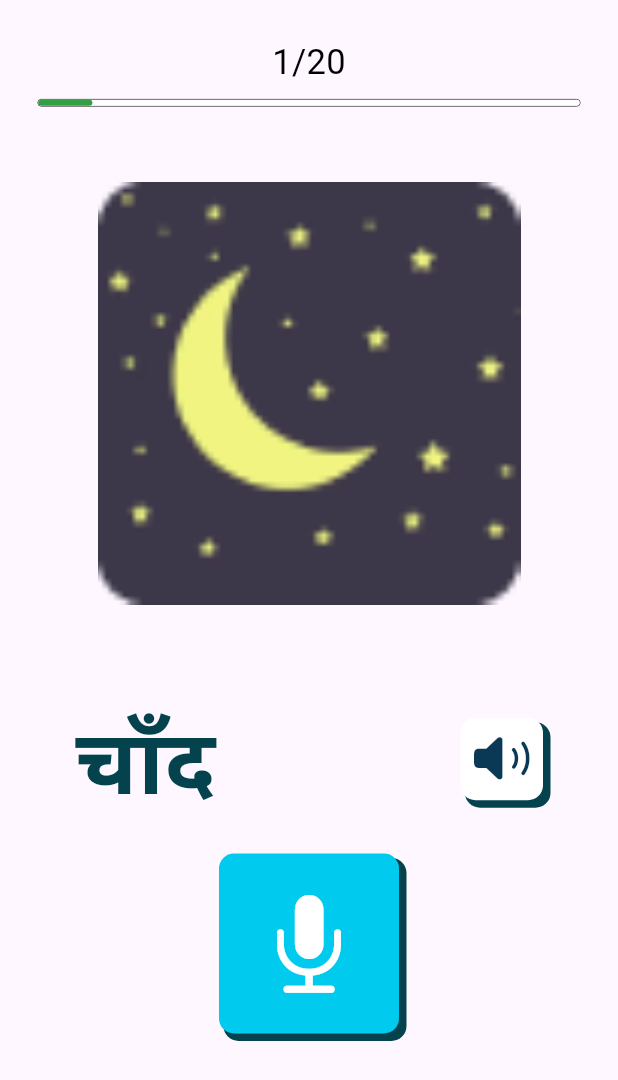
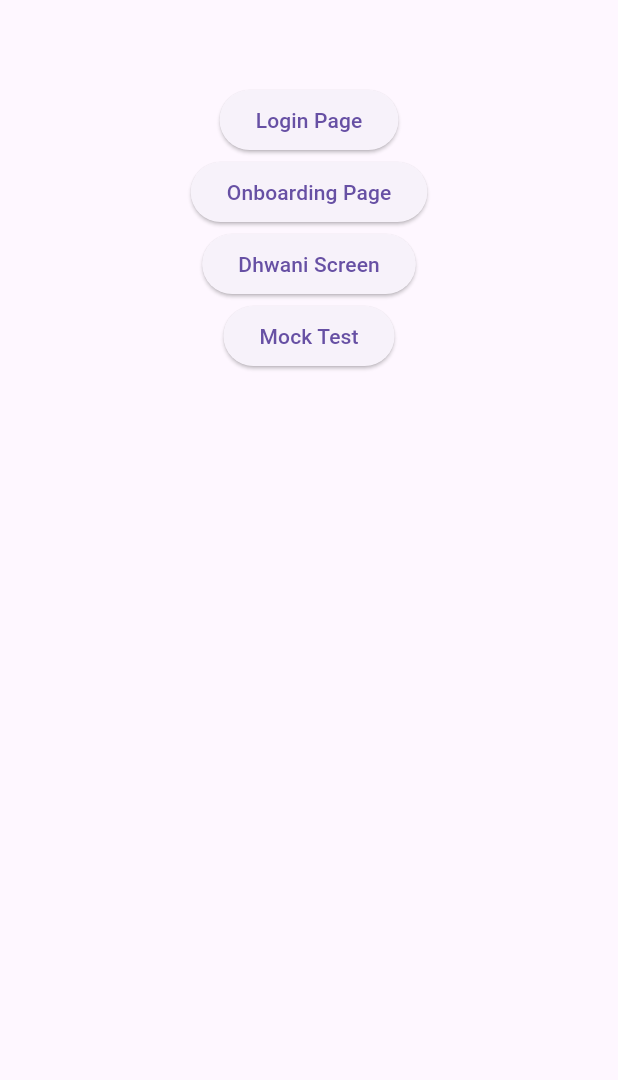
Before and after one commit to UtkarshAhuja2003/Dhwani, a Flutter app: the screen it shows after launch, on a phone screen of 412 x 824 dp. Shown: the top 1080 px of the screen. Run offline on Flutter 3.47's test engine with Material 3 defaults, Android fonts, the phone set to English and light mode, and no system bars; our stand-ins replace audioplayers, go_router, google_fonts, permission_handler, smooth_page_indicator; missing offline and left inert: flutter_sound; Roboto replaces fonts that are missing (Arimo, NotoSansDevanagari).

Commit message:
routes using goruoter

```diff
--- a/lib/app/app.dart
+++ b/lib/app/app.dart
@@ -1,19 +1,20 @@
 import 'package:dhwani/views/home_view.dart';
 import 'package:flutter/material.dart';
 import 'package:google_fonts/google_fonts.dart';
+import '../routes/app_route_config.dart';
 
 class DhwaniApp extends StatelessWidget {
   const DhwaniApp({super.key});
 
   @override
   Widget build(BuildContext context) {
-    return MaterialApp(
+    return MaterialApp.router(
       title: 'Dhwani',
       theme: ThemeData(
         fontFamily: GoogleFonts.arimo().fontFamily
       ),
       debugShowCheckedModeBanner: false,
-      home: const HomeView(),
+      routerConfig: router,
     );
   }
 }
--- /dev/null
+++ b/lib/routes/app_route_config.dart
@@ -0,0 +1,35 @@
+import 'package:dhwani/views/dhwani_main/dhwani/dhwani_example/dhwani_mock_screen.dart';
+import 'package:dhwani/views/onboarding/onboarding_view.dart';
+import 'package:dhwani/views/routes_view/routeview.dart';
+import 'package:flutter/material.dart';
+import 'package:go_router/go_router.dart';
+import '../views/auth/login_view.dart';
+import '../views/dhwani_main/dhwani_screen.dart';
+
+GoRouter router = GoRouter(routes: [
+  GoRoute(
+    name: 'home',
+    path: '/',
+    builder: (context, state) => const Routes(),
+  ),
+  GoRoute(
+    name: 'Login',
+    path: '/login',
+    builder: (context, state) => const LoginView(),
+  ),
+  GoRoute(
+    name: 'Dhwani Screen',
+    path: '/dhwaniscreen',
+    builder: (context, state) => const DhwaniScreen(),
+  ),
+  GoRoute(
+    name: 'Mock Test',
+    path: '/mocktest',
+    builder: (context, state) => const DhwaniMockScreen(),
+  ),
+  GoRoute(
+    name: 'Onboarding',
+    path: '/onboarding',
+    builder: (context, state) => const OnboardingScreen(),
+  ),
+]);
--- /dev/null
+++ b/lib/views/routes_view/routeview.dart
@@ -0,0 +1,39 @@
+import 'package:flutter/material.dart';
+import 'package:go_router/go_router.dart';
+
+class Routes extends StatelessWidget {
+  const Routes({super.key});
+
+  @override
+  Widget build(BuildContext context) {
+    return Scaffold(
+      appBar: AppBar(),
+      body: Center(
+        child: Column(
+          children: [
+            ElevatedButton(
+                onPressed: () {
+                  GoRouter.of(context).pushNamed("Login");
+                },
+                child: const Text("Login Page")),
+            ElevatedButton(
+                onPressed: () {
+                  GoRouter.of(context).pushNamed("Onboarding");
+                },
+                child: const Text("Onboarding Page")),
+            ElevatedButton(
+                onPressed: () {
+                  GoRouter.of(context).pushNamed("Dhwani Screen");
+                },
+                child: const Text("Dhwani Screen")),
+            ElevatedButton(
+                onPressed: () {
+                  GoRouter.of(context).pushNamed("Mock Test");
+                },
+                child: const Text("Mock Test"))
+          ],
+        ),
+      ),
+    );
+  }
+}
--- a/pubspec.yaml
+++ b/pubspec.yaml
@@ -40,6 +40,8 @@ dependencies:
   audioplayers: ^5.2.1
   flutter_sound: ^9.2.13
   permission_handler: ^11.1.0
+  http: ^1.1.2
+  go_router: ^12.1.3
 
 dev_dependencies:
   flutter_test:
```
Also changed, not shown: lib/services/speech_to_text.dart (added, +20 -0 lines), lib/views/dhwani_main/dhwani/dhwani_example/dhwani_mock_screen.dart (+22 -1 lines), pubspec.lock, 1 other file.
